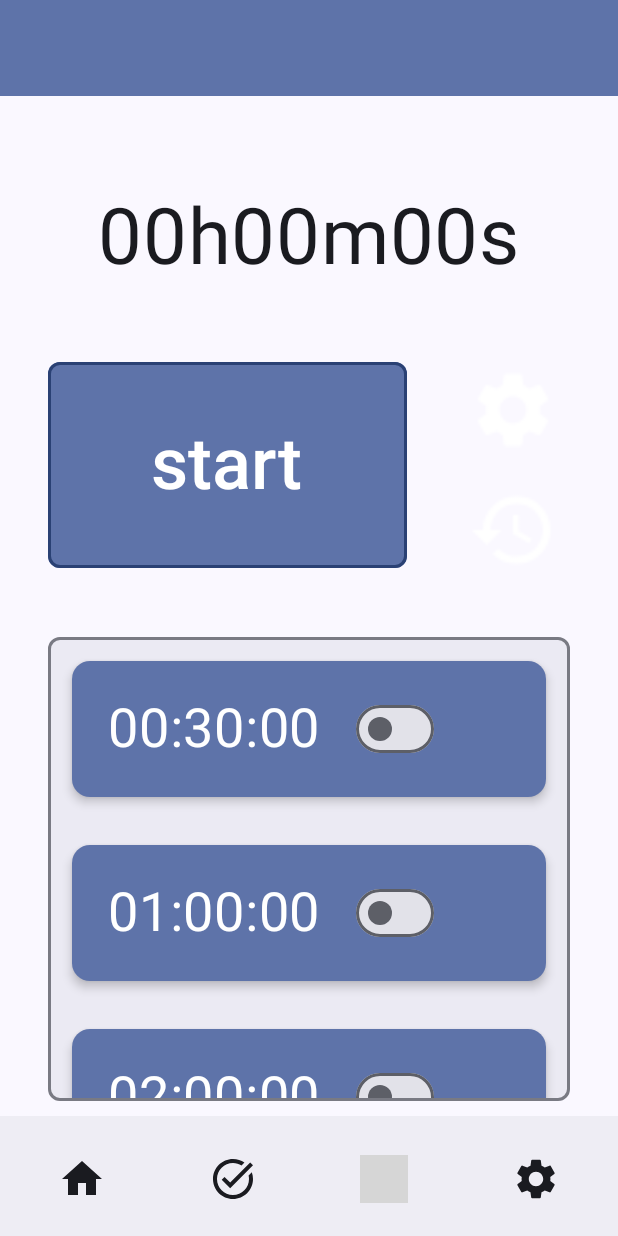
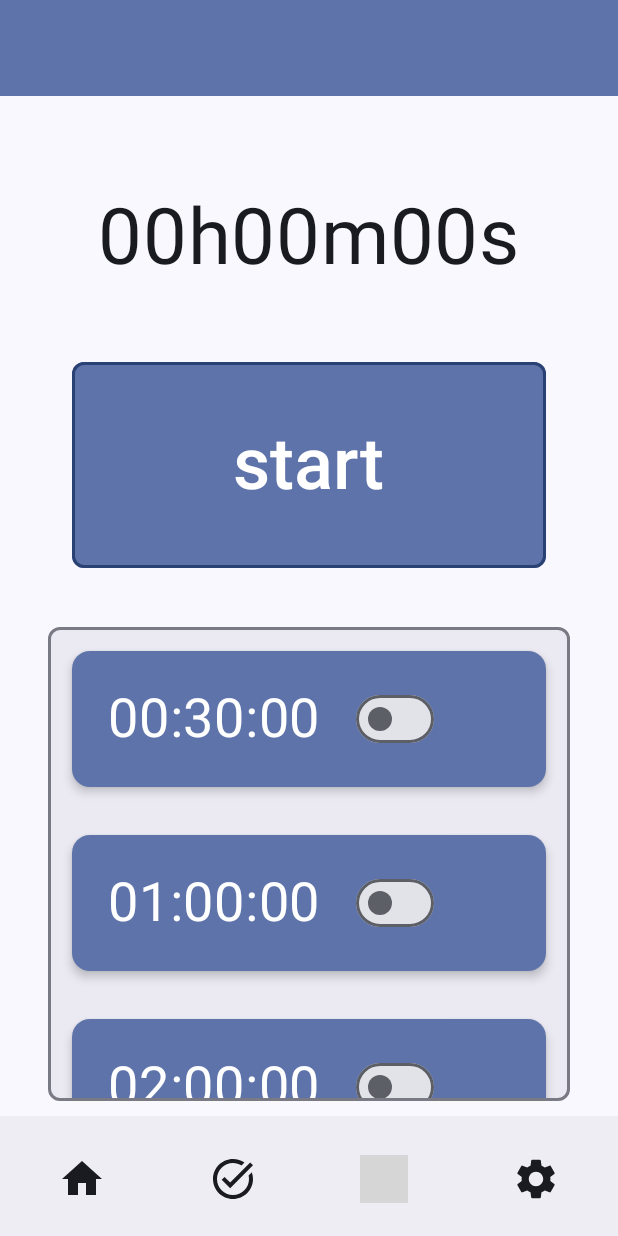
Before and after one commit to ryohamag/DoStudy-Android, an Android app built with Jetpack Compose: the screen it shows after launch (MainActivity), on a phone screen of 412 x 824 dp. Run offline under Robolectric (Android 15) with nearby library versions, the phone set to English and light mode, and no system bars; our stand-ins replace AdMob, Dagger/Hilt's generated code, Room's generated code; Roboto replaces fonts that are not available here; 4 statements that could not run were skipped; grey boxes are pictures that could not be loaded.

Commit message:
ホーム画面のUIを一部変更

```diff
--- a/app/src/main/java/com/websarva/wings/dostudy_android/view/BottomBar.kt
+++ b/app/src/main/java/com/websarva/wings/dostudy_android/view/BottomBar.kt
@@ -39,7 +39,7 @@
                 )
             }
             IconButton(
-                onClick = { /*todo*/ },
+                onClick = { navController.navigate("Result") },
                 modifier = Modifier.weight(1f)
             ) {
                 Icon(
--- a/app/src/main/java/com/websarva/wings/dostudy_android/view/MainScreen.kt
+++ b/app/src/main/java/com/websarva/wings/dostudy_android/view/MainScreen.kt
@@ -262,7 +262,7 @@
 
             if(vm.isStudyStarted &&!vm.isTimerMode || !vm.isStudyStarted) {
                 Row(
-                    modifier = Modifier.padding(start = 16.dp, end = 16.dp, top = 8.dp, bottom = 8.dp)
+                    modifier = Modifier.padding(start = 32.dp, end = 32.dp, top = 8.dp, bottom = 8.dp)
                 ) {
                     //スタート/ストップボタン
                     Button(
@@ -297,45 +297,45 @@
                         )
                     }
 
-                    Column(
-                        modifier = Modifier
-                            .weight(2f)
-                            .padding(16.dp)
-                    ) {
-                        IconButton(
-                            onClick = { navController.navigate("Settings") },
-                            modifier = Modifier
-                                .padding(start = 16.dp, end = 16.dp, top = 8.dp, bottom = 16.dp)
-                                .scale(2.5f)
-                        ) {
-                            Icon(
-                                painter = rememberVectorPainter(image = ImageVector.vectorResource(id = R.drawable.baseline_settings_24)),
-                                contentDescription = "設定ボタン",
-                                tint = MaterialTheme.colorScheme.onPrimaryContainer
-                            )
-                        }
-
-                        IconButton(
-                            onClick = {
-                                if(!vm.isStudyStarted) {
-                                    if(vm.resultDataList.value.isNotEmpty()) {
-                                        navController.navigate("Result")
-                                    } else {
-                                        Toast.makeText(context, "まだデータがありません", Toast.LENGTH_SHORT).show()
-                                    }
-                                }
-                            },
-                            modifier = Modifier
-                                .padding(start = 16.dp, end = 16.dp, top = 16.dp, bottom = 8.dp)
-                                .scale(2.5f)
-                        ) {
-                            Icon(
-                                painter = rememberVectorPainter(image = ImageVector.vectorResource(id = R.drawable.baseline_history_24)),
-                                contentDescription = "履歴ボタン",
-                                tint = MaterialTheme.colorScheme.onPrimaryContainer
-                            )
-                        }
-                    }
+//                    Column(
+//                        modifier = Modifier
+//                            .weight(2f)
+//                            .padding(16.dp)
+//                    ) {
+//                        IconButton(
+//                            onClick = { navController.navigate("Settings") },
+//                            modifier = Modifier
+//                                .padding(start = 16.dp, end = 16.dp, top = 8.dp, bottom = 16.dp)
+//                                .scale(2.5f)
+//                        ) {
+//                            Icon(
+//                                painter = rememberVectorPainter(image = ImageVector.vectorResource(id = R.drawable.baseline_settings_24)),
+//                                contentDescription = "設定ボタン",
+//                                tint = MaterialTheme.colorScheme.onPrimaryContainer
+//                            )
+//                        }
+//
+//                        IconButton(
+//                            onClick = {
+//                                if(!vm.isStudyStarted) {
+//                                    if(vm.resultDataList.value.isNotEmpty()) {
+//                                        navController.navigate("Result")
+//                                    } else {
+//                                        Toast.makeText(context, "まだデータがありません", Toast.LENGTH_SHORT).show()
+//                                    }
+//                                }
+//                            },
+//                            modifier = Modifier
+//                                .padding(start = 16.dp, end = 16.dp, top = 16.dp, bottom = 8.dp)
+//                                .scale(2.5f)
+//                        ) {
+//                            Icon(
+//                                painter = rememberVectorPainter(image = ImageVector.vectorResource(id = R.drawable.baseline_history_24)),
+//                                contentDescription = "履歴ボタン",
+//                                tint = MaterialTheme.colorScheme.onPrimaryContainer
+//                            )
+//                        }
+//                    }
                 }
             }
 
```
